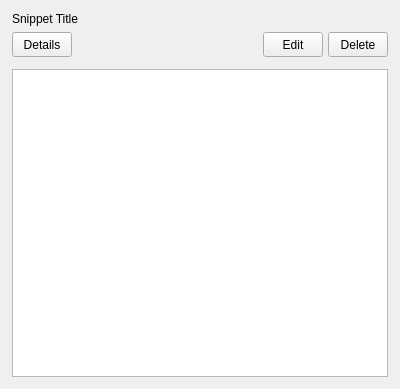
Qt form core/ui/snips/widgets/snippet_card.ui (RearmostP/PySnips) before a commit.
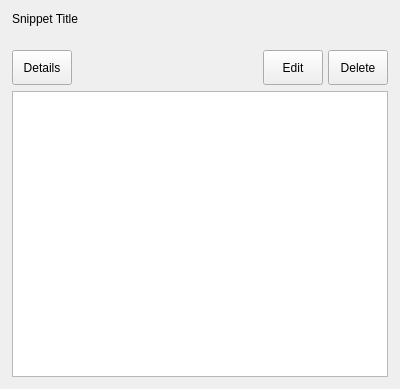
The same form after that commit.

Commit message: Major UI update: redesign snippets screen and snippet cards

```diff
--- a/core/ui/snips/widgets/snippet_card.ui
+++ b/core/ui/snips/widgets/snippet_card.ui
@@ -15,7 +15,7 @@
   </property>
   <layout class="QVBoxLayout" name="main_layout">
    <property name="spacing">
-    <number>6</number>
+    <number>3</number>
    </property>
    <property name="leftMargin">
     <number>12</number>
@@ -33,7 +33,7 @@
     <widget class="QWidget" name="cardHeader">
      <layout class="QVBoxLayout" name="headerLayout">
       <property name="spacing">
-       <number>6</number>
+       <number>24</number>
       </property>
       <property name="leftMargin">
        <number>0</number>
@@ -86,13 +86,13 @@
            <property name="minimumSize">
             <size>
              <width>60</width>
-             <height>25</height>
+             <height>35</height>
             </size>
            </property>
            <property name="maximumSize">
             <size>
              <width>60</width>
-             <height>25</height>
+             <height>35</height>
             </size>
            </property>
            <property name="text">
@@ -121,13 +121,13 @@
            <property name="minimumSize">
             <size>
              <width>60</width>
-             <height>25</height>
+             <height>35</height>
             </size>
            </property>
            <property name="maximumSize">
             <size>
              <width>60</width>
-             <height>25</height>
+             <height>35</height>
             </size>
            </property>
            <property name="text">
@@ -143,13 +143,13 @@
            <property name="minimumSize">
             <size>
              <width>60</width>
-             <height>25</height>
+             <height>35</height>
             </size>
            </property>
            <property name="maximumSize">
             <size>
              <width>60</width>
-             <height>25</height>
+             <height>35</height>
             </size>
            </property>
            <property name="text">
```
Left out of the diff: 3 changed lines with no effect on the pictures. The commit also changes 6 other files.
